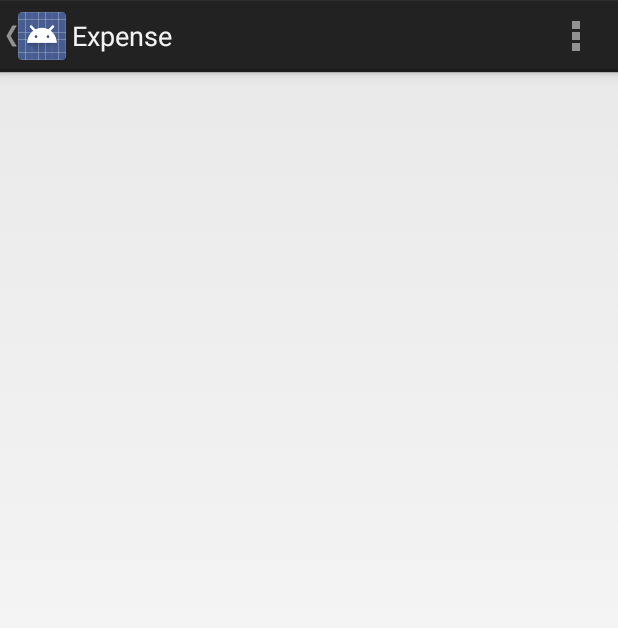
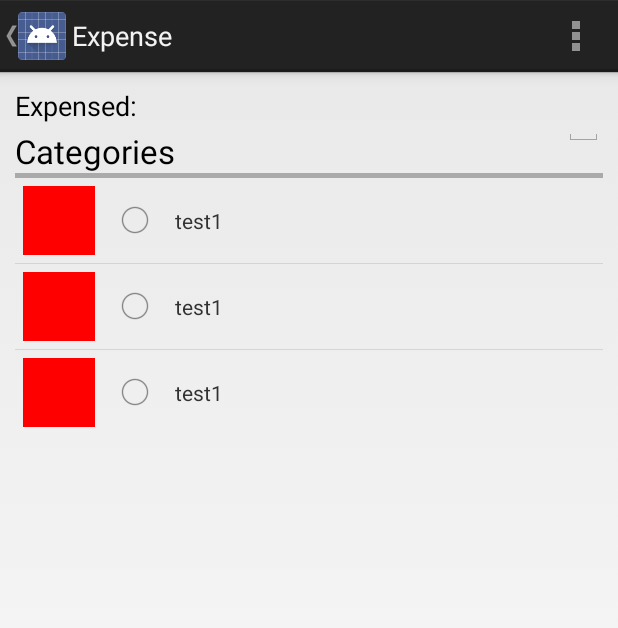
Before and after one commit to s0ph1e/expense-manager, an Android app: the screen it shows after launch (StartActivity), in the options menu, after a tap on "Settings", on a phone screen of 412 x 824 dp. Shown: the top 628 px of the screen. Run offline under Robolectric (Android 15) with nearby library versions, the phone set to English and light mode, and no system bars; 3 statements that could not run were skipped.

Commit message:
Start implement addRecord activity

```diff
--- a/app/build.gradle
+++ b/app/build.gradle
@@ -1,12 +1,12 @@
 apply plugin: 'com.android.application'
 
 android {
-    compileSdkVersion 19
+    compileSdkVersion 20
     buildToolsVersion '20.0.0'
     defaultConfig {
         applicationId 'ua.pp.appdev.expense'
         minSdkVersion 15
-        targetSdkVersion 19
+        targetSdkVersion 20
         versionCode 1
         versionName '1.0'
     }
@@ -23,5 +23,5 @@ android {
 dependencies {
     compile fileTree(include: ['*.jar'], dir: 'libs')
     // You must install or update the Support Repository through the SDK manager to use this dependency.
-    compile 'com.android.support:support-v4:19.+'
+    compile 'com.android.support:support-v4:20.+'
 }
--- a/app/src/main/AndroidManifest.xml
+++ b/app/src/main/AndroidManifest.xml
@@ -12,7 +12,6 @@
             android:label="@string/app_name" >
             <intent-filter>
                 <action android:name="android.intent.action.MAIN" />
-
                 <category android:name="android.intent.category.LAUNCHER" />
             </intent-filter>
         </activity>
--- /dev/null
+++ b/app/src/main/java/ua/pp/appdev/expense/Category.java
@@ -0,0 +1,20 @@
+package ua.pp.appdev.expense;
+
+/**
+ * Created by:
+ *    Ilya Antipenko <ilya@antipenko.pp.ua>
+ *    Sophia Nepochataya <sophia@nepochataya.pp.ua>
+ */
+public class Category {
+    public int id;
+    public String name;
+    public int color;
+    public boolean checked;
+
+    public Category(int id, String name, int color, boolean checked) {
+        this.id = id;
+        this.name = name;
+        this.color = color;
+        this.checked = checked;
+    }
+}
--- a/app/src/main/java/ua/pp/appdev/expense/StartActivity.java
+++ b/app/src/main/java/ua/pp/appdev/expense/StartActivity.java
@@ -6,6 +6,7 @@ import android.app.ActionBar;
 import android.app.Fragment;
 import android.app.FragmentManager;
 import android.content.Context;
+import android.net.Uri;
 import android.os.Build;
 import android.os.Bundle;
 import android.view.Gravity;
@@ -20,7 +21,7 @@ import android.widget.TextView;
 
 
 public class StartActivity extends Activity
-        implements NavigationDrawerFragment.NavigationDrawerCallbacks {
+        implements NavigationDrawerFragment.NavigationDrawerCallbacks, addRecord.OnFragmentInteractionListener{
 
     /**
      * Fragment managing the behaviors, interactions and presentation of the navigation drawer.
@@ -35,6 +36,7 @@ public class StartActivity extends Activity
     @Override
     protected void onCreate(Bundle savedInstanceState) {
         super.onCreate(savedInstanceState);
+        setContentView(R.layout.fragment_add_record);
         setContentView(R.layout.activity_start);
 
         mNavigationDrawerFragment = (NavigationDrawerFragment)
@@ -98,9 +100,18 @@ public class StartActivity extends Activity
         // as you specify a parent activity in AndroidManifest.xml.
         int id = item.getItemId();
         if (id == R.id.action_settings) {
+            FragmentManager fragmentManager = getFragmentManager();
+            fragmentManager.beginTransaction()
+                    .replace(R.id.container, addRecord.newInstance(null, null))
+                    .commit();
             return true;
         }
         return super.onOptionsItemSelected(item);
+    }
+
+    @Override
+    public void onFragmentInteraction(Uri uri) {
+        // Do something...
     }
 
     /**
--- /dev/null
+++ b/app/src/main/java/ua/pp/appdev/expense/addRecord.java
@@ -0,0 +1,129 @@
+package ua.pp.appdev.expense;
+
+import android.app.Activity;
+import android.net.Uri;
+import android.os.Bundle;
+import android.app.Fragment;
+import android.view.LayoutInflater;
+import android.view.View;
+import android.view.ViewGroup;
+import android.widget.ArrayAdapter;
+import android.widget.ListView;
+
+import java.util.List;
+
+import ua.pp.appdev.expense.helpers.CategoryAdapter;
+
+
+/**
+ * A simple {@link Fragment} subclass.
+ * Activities that contain this fragment must implement the
+ * {@link addRecord.OnFragmentInteractionListener} interface
+ * to handle interaction events.
+ * Use the {@link addRecord#newInstance} factory method to
+ * create an instance of this fragment.
+ *
+ */
+public class addRecord extends Fragment {
+    // TODO: Rename parameter arguments, choose names that match
+    // the fragment initialization parameters, e.g. ARG_ITEM_NUMBER
+    private static final String ARG_PARAM1 = "param1";
+    private static final String ARG_PARAM2 = "param2";
+
+    // TODO: Rename and change types of parameters
+    private String mParam1;
+    private String mParam2;
+
+    private OnFragmentInteractionListener mListener;
+
+    /**
+     * Use this factory method to create a new instance of
+     * this fragment using the provided parameters.
+     *
+     * @param param1 Parameter 1.
+     * @param param2 Parameter 2.
+     * @return A new instance of fragment addRecord.
+     */
+    // TODO: Rename and change types and number of parameters
+    public static addRecord newInstance(String param1, String param2) {
+        addRecord fragment = new addRecord();
+        Bundle args = new Bundle();
+        args.putString(ARG_PARAM1, param1);
+        args.putString(ARG_PARAM2, param2);
+        fragment.setArguments(args);
+        return fragment;
+    }
+    public addRecord() {
+        // Required empty public constructor
+    }
+
+    @Override
+    public void onCreate(Bundle savedInstanceState) {
+        super.onCreate(savedInstanceState);
+        if (getArguments() != null) {
+            mParam1 = getArguments().getString(ARG_PARAM1);
+            mParam2 = getArguments().getString(ARG_PARAM2);
+        }
+    }
+
+    @Override
+    public View onCreateView(LayoutInflater inflater, ViewGroup container,
+                             Bundle savedInstanceState) {
+
+        // Inflate the layout for this fragment
+        return inflater.inflate(R.layout.fragment_add_record, container, false);
+    }
+
+    @Override
+    public void onActivityCreated(Bundle savedInstanceState) {
+        super.onActivityCreated(savedInstanceState);
+
+        Category categories[] = new Category[]{
+                new Category(1, "test1", -65536, false),
+                new Category(2, "test1", -65536, false),
+                new Category(3, "test1", -65536, false)
+        };
+        ListView categoryList = (ListView)getActivity().findViewById(R.id.categoriesList);
+        categoryList.setAdapter(new CategoryAdapter(getActivity(), R.layout.listview_category_row, categories));
+    }
+
+    // TODO: Rename method, update argument and hook method into UI event
+    public void onButtonPressed(Uri uri) {
+        if (mListener != null) {
+            mListener.onFragmentInteraction(uri);
+        }
+    }
+
+    @Override
+    public void onAttach(Activity activity) {
+        super.onAttach(activity);
+        try {
+            mListener = (OnFragmentInteractionListener) activity;
+        } catch (ClassCastException e) {
+            throw new ClassCastException(activity.toString()
+                    + " must implement OnFragmentInteractionListener");
+        }
+    }
+
+    @Override
+    public void onDetach() {
+        super.onDetach();
+        mListener = null;
+    }
+
+    /**
+     * This interface must be implemented by activities that contain this
+     * fragment to allow an interaction in this fragment to be communicated
+     * to the activity and potentially other fragments contained in that
+     * activity.
+     * <p>
+     * See the Android Training lesson <a href=
+     * "http://developer.android.com/training/basics/fragments/communicating.html"
+     * >Communicating with Other Fragments</a> for more information.
+     */
+    public interface OnFragmentInteractionListener {
+        // TODO: Update argument type and name
+        public void onFragmentInteraction(Uri uri);
+    }
+
+}
--- /dev/null
+++ b/app/src/main/java/ua/pp/appdev/expense/helpers/CategoryAdapter.java
@@ -0,0 +1,89 @@
+package ua.pp.appdev.expense.helpers;
+
+import android.app.Activity;
+import android.content.Context;
+import android.graphics.Color;
+import android.view.LayoutInflater;
+import android.view.View;
+import android.view.ViewGroup;
+import android.widget.ArrayAdapter;
+import android.widget.ImageView;
+import android.widget.RadioButton;
+import android.widget.TextView;
+
+import ua.pp.appdev.expense.Category;
+import ua.pp.appdev.expense.R;
+
+/**
+ * Created by:
+ *    Ilya Antipenko <ilya@antipenko.pp.ua>
+ *    Sophia Nepochataya <sophia@nepochataya.pp.ua>
+ */
+public class CategoryAdapter extends ArrayAdapter<Category> {
+    private Context context;
+    int resource;
+    private Category[] categories;
+    private RadioButton mSelectedRB;
+    private int mSelectedPosition = -1;
+
+    public CategoryAdapter(Context context, int resource, Category[] categories) {
+        super(context, resource, categories);
+        this.context = context;
+        this.resource = resource;
+        this.categories = categories;
+    }
+
+    @Override
+    public View getView(final int position, View convertView, ViewGroup parent) {
+        View row = convertView;
+        CategoryHolder holder = null;
+
+        if (row == null) {
+            LayoutInflater inflater = ((Activity)context).getLayoutInflater();
+            row = inflater.inflate(this.resource, parent, false);
+
+            holder = new CategoryHolder();
+            holder.name = (TextView)row.findViewById(R.id.categoryName);
+            holder.color = (ImageView)row.findViewById(R.id.categoryColor);
+            holder.radio = (RadioButton)row.findViewById(R.id.categoryRadio);
+
+            row.setTag(holder);
+        } else {
+            holder = (CategoryHolder)row.getTag();
+        }
+
+        holder.radio.setOnClickListener(new View.OnClickListener() {
+            @Override
+            public void onClick(View view) {
+                if (position != mSelectedPosition && mSelectedRB != null) {
+                    mSelectedRB.setChecked(false);
+                }
+
+                mSelectedPosition = position;
+                mSelectedRB = (RadioButton) view;
+            }
+        });
+
+        if(mSelectedPosition != position){
+            holder.radio.setChecked(false);
+        }else{
+            holder.radio.setChecked(true);
+            if(mSelectedRB != null && holder.radio!= mSelectedRB){
+                mSelectedRB = holder.radio;
+            }
+        }
+
+        Category category = categories[position];
+        holder.color.setBackgroundColor(category.color);
+        holder.name.setText(category.name);
+        holder.radio.setChecked(category.checked);
+
+        return row;
+    }
+
+    static class CategoryHolder {
+        ImageView color;
+        RadioButton radio;
+        TextView name;
+    }
+}
--- /dev/null
+++ b/app/src/main/res/layout/fragment_add_record.xml
@@ -0,0 +1,55 @@
+<RelativeLayout
+    android:layout_width="fill_parent"
+    android:layout_height="fill_parent"
+    xmlns:android="http://schemas.android.com/apk/res/android"
+    android:padding="10dp">
+
+    <EditText
+        android:layout_width="wrap_content"
+        android:layout_height="wrap_content"
+        android:id="@+id/editText"
+        android:inputType="none"
+        android:layout_alignTop="@+id/categoryName"
+        android:layout_toRightOf="@+id/categoryName"
+        android:layout_alignRight="@+id/view"
+        android:layout_alignEnd="@+id/view" />
+
+    <TextView
+        android:layout_width="wrap_content"
+        android:layout_height="wrap_content"
+        android:textAppearance="?android:attr/textAppearanceMedium"
+        android:text="Expensed:"
+        android:id="@+id/textExpensed"
+        android:layout_alignParentTop="true"
+        android:layout_alignParentLeft="true"
+        android:layout_alignParentStart="true" />
+
+    <TextView
+        android:layout_width="wrap_content"
+        android:layout_height="wrap_content"
+        android:textAppearance="?android:attr/textAppearanceLarge"
+        android:text="Categories"
+        android:id="@+id/textCategories"
+        android:layout_marginTop="28dp"
+        android:layout_below="@+id/categoryName"
+        android:layout_alignLeft="@+id/categoryName"
+        android:layout_alignStart="@+id/categoryName" />
+    <View
+        android:layout_width="fill_parent"
+        android:layout_height="3dp"
+        android:background="@android:color/darker_gray"
+        android:layout_below="@+id/textCategories"
+        android:layout_alignParentLeft="true"
+        android:layout_alignParentStart="true"
+        android:id="@+id/view"
+        android:paddingBottom="10dp" />
+
+    <ListView
+        android:layout_width="wrap_content"
+        android:layout_height="wrap_content"
+        android:id="@+id/categoriesList"
+        android:layout_below="@+id/view"
+        android:layout_alignParentLeft="true"
+        android:layout_alignParentStart="true" />
+
+</RelativeLayout>
--- /dev/null
+++ b/app/src/main/res/layout/listview_category_row.xml
@@ -0,0 +1,32 @@
+<?xml version="1.0" encoding="utf-8"?>
+
+<LinearLayout xmlns:android="http://schemas.android.com/apk/res/android"
+    android:orientation="horizontal" android:layout_width="match_parent"
+    android:layout_height="match_parent"
+    android:weightSum="1">
+
+    <ImageView
+        android:layout_width="48dp"
+        android:layout_height="46dp"
+        android:id="@+id/categoryColor"
+        android:background="#ff17ff1d"
+        android:layout_gravity="center_vertical"
+        android:layout_margin="5dp" />
+
+    <RadioButton
+        android:layout_width="wrap_content"
+        android:layout_height="wrap_content"
+        android:id="@+id/categoryRadio"
+        android:checked="false"
+        android:layout_gravity="center_vertical"
+        android:layout_margin="5dp" />
+
+    <TextView
+        android:layout_width="match_parent"
+        android:layout_height="wrap_content"
+        android:text="New Text"
+        android:id="@+id/categoryName"
+        android:layout_gravity="center_vertical"
+        android:layout_margin="5dp" />
+
+</LinearLayout>
--- a/app/src/main/res/values/strings.xml
+++ b/app/src/main/res/values/strings.xml
@@ -9,5 +9,6 @@
     <string name="navigation_drawer_close">Close navigation drawer</string>
     <string name="action_example">Example action</string>
     <string name="action_settings">Settings</string>
+    <string name="hello_blank_fragment">Hello blank fragment</string>
 
 </resources>
```
Also changed, not shown: 1 other file.
